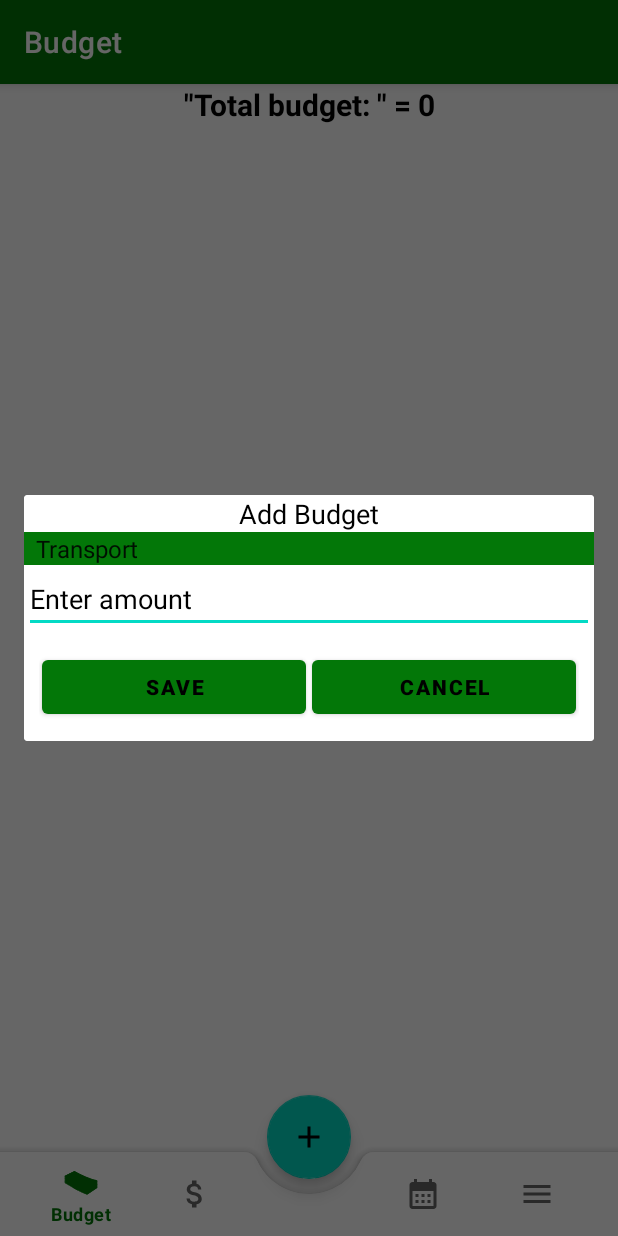
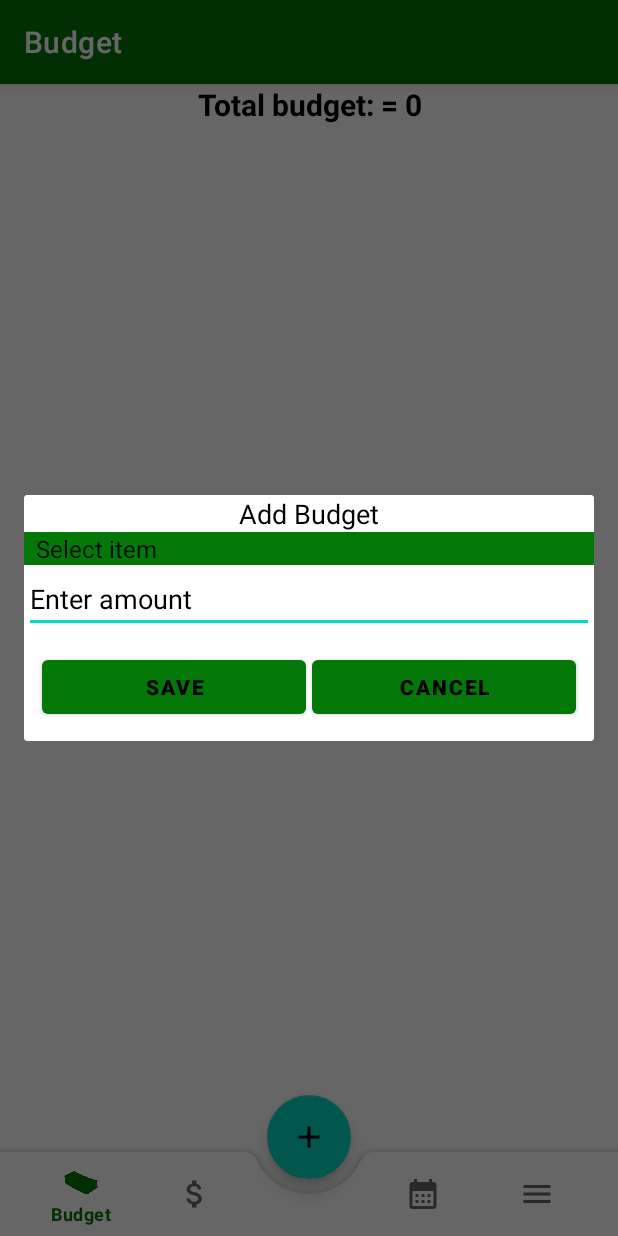
Before and after one commit to simsapopov/BudgetAndrroidApp, an Android app: the MainActivity screen opened directly, with no data from a screen before it, after a tap on an icon or button, on a phone screen of 412 x 824 dp. Run offline under Robolectric (Android 15) with nearby library versions, the phone set to English and light mode, and no system bars; our stand-ins replace Firebase (no records; nobody signed in at launch, a user with empty details on screens opened directly); 1 statement that could not run was skipped.

Commit message:
UserGuide bg-en And fixed errors in BudgetActtivity

```diff
--- a/app/src/main/java/com/example/budget/BudgetActivity.java
+++ b/app/src/main/java/com/example/budget/BudgetActivity.java
@@ -181,8 +181,8 @@ public class BudgetActivity extends AppCompatActivity {
                 if (TextUtils.isEmpty(amount.getText().toString())) {
                     amount.setError("Amount is required");
                     return;
-                }else  if(budgetItem.equals("Select item")){
-                    Toast.makeText(BudgetActivity.this,"Selectt a valid item",Toast.LENGTH_LONG).show();
+                }else  if(budgetItem.equals("Select item")||budgetItem.equals("Категория")){
+                    Toast.makeText(BudgetActivity.this, R.string.select_valid_item ,Toast.LENGTH_LONG).show();
                     return;
                 } else{
                     totalAmount=totalAmount+ Integer.parseInt(amount.getText().toString());
@@ -201,7 +201,7 @@ public class BudgetActivity extends AppCompatActivity {
                     Data data = new Data(budgetItem,id,date,null,Integer.parseInt(budgetAmount),months.getMonths());
                     budgetRef.child(id).setValue(data).addOnCompleteListener(task -> {
                         if(task.isSuccessful()){
-                            Toast.makeText(BudgetActivity.this,"BudgetActivity item added successfuly",Toast.LENGTH_LONG).show();
+                            Toast.makeText(BudgetActivity.this, R.string.budget_added_suc,Toast.LENGTH_LONG).show();
 
                         }else {
                             Toast.makeText(BudgetActivity.this,"Error",Toast.LENGTH_LONG);
--- a/app/src/main/java/com/example/budget/GetRef.java
+++ b/app/src/main/java/com/example/budget/GetRef.java
@@ -16,7 +16,6 @@ public class GetRef {
     public static void deleteExpenseItemByDateAndNotes(String date,String note){
         DatabaseReference ref = FirebaseDatabase.getInstance("https://budgetapp-3b284-default-rtdb.europe-west1.firebasedatabase.app/").getReference("expense").child(onlineUserId);
         Query a =ref.orderByChild("date").equalTo(date).getRef().orderByChild("notes").equalTo(note);
-
 
         a.addListenerForSingleValueEvent(new ValueEventListener() {
             @Override
@@ -38,9 +37,36 @@ public class GetRef {
 
     }
 
+    public static boolean checkRecord() {
+
+        DatabaseReference  nodeRef = FirebaseDatabase.getInstance("https://budgetapp-3b284-default-rtdb.europe-west1.firebasedatabase.app/").getReference("expense").child(onlineUserId);
+        final boolean[] flag = new boolean[1];
+        Query query = nodeRef;
+        query.addListenerForSingleValueEvent(new ValueEventListener() {
+            @Override
+            public void onDataChange(DataSnapshot dataSnapshot) {
+
+                if (dataSnapshot.exists()) {
+
+                    flag[0] = true;
+                } else {
+
+                    flag[0] = false;
+                }
+            }
+
+            @Override
+            public void onCancelled(DatabaseError databaseError) {
+                // Handle error
+            }
+        });
+        return flag[0];
+    }
+
     public static Query getExpenseQuery(String item){
 
         DatabaseReference ref = FirebaseDatabase.getInstance("https://budgetapp-3b284-default-rtdb.europe-west1.firebasedatabase.app/").getReference("expense").child(onlineUserId);
+
         return  ref.orderByChild("item").equalTo(item);
 
     }
--- a/app/src/main/java/com/example/budget/MainActivity.java
+++ b/app/src/main/java/com/example/budget/MainActivity.java
@@ -3,12 +3,14 @@ package com.example.budget;
 import android.content.Intent;
 import android.os.Bundle;
 import android.view.MenuItem;
+import android.widget.TextView;
 
 import androidx.annotation.NonNull;
 import androidx.appcompat.app.AppCompatActivity;
 
 import com.google.android.material.bottomnavigation.BottomNavigationView;
 import com.google.android.material.navigation.NavigationBarView;
+import com.google.firebase.auth.FirebaseAuth;
 
 public class MainActivity extends AppCompatActivity {
 
@@ -22,7 +24,21 @@ public class MainActivity extends AppCompatActivity {
         setContentView(R.layout.activity_main);
         NavigationBarView bottomNavigationView=findViewById(R.id.bottomNavigationView);
         bottomNavigationView.setSelectedItemId(R.id.placeholder);
+        TextView textUsername = findViewById(R.id.TextMainActivity1);
+        TextView textForItemsInsert = findViewById(R.id.TextMainActivity2);
+        StringBuilder username=new StringBuilder() ;
 
+        String email = FirebaseAuth.getInstance().getCurrentUser().getEmail().toString();
+        int index = email.indexOf("@");
+        email = email.substring(0,index);
+        username.append(email);
+        boolean[] result = new boolean[1];
+        ;
+        if(GetRef.checkRecord()){
+            textForItemsInsert.setText(R.string.continue_inserting_main);
+        }
+
+        textUsername.setText(getString(R.string.hello_again)+" "+email);
         getSupportActionBar().hide();
         bottomNavigationView.setOnItemSelectedListener(new NavigationBarView.OnItemSelectedListener() {
             @Override
--- a/app/src/main/res/layout/activity_budget.xml
+++ b/app/src/main/res/layout/activity_budget.xml
@@ -16,7 +16,7 @@
             android:layout_height="wrap_content"
             android:textColor="@color/black"
             android:id="@+id/TotalBudget"
-            android:text="Total amount: 0"
+            android:text="@string/total_budget"
 
             android:textStyle="bold"
             android:gravity="center"
--- a/app/src/main/res/values/strings.xml
+++ b/app/src/main/res/values/strings.xml
@@ -54,7 +54,7 @@
     <string name="budget_menu">Budget</string>
     <string name="expence_menu">Expense-Day</string>
     <string name="spending_for_today">\"Total spending for today= \"</string>
-    <string name="total_budget">\"Total budget: \"</string>
+    <string name="total_budget">Total budget: </string>
     <string name="enter_date_reminder">Enter date from calendar button</string>
     <string name="table_toolbar_text">Table with Budget and Expense</string>
     <string name="spending_calendar_toolbar">Spending for any day</string>
@@ -64,8 +64,15 @@
     <string name="user_guie_3">Second tab is for for adding your spendings.To add expense you must click on the green Button. When you open the tab you will see all your spending\'s for today.</string>
     <string name="user_guide_4">In the third tab you can review your spending\'s from the past.Simply click the Green floating button with calendar image. There you have two options. 1 Only to see spending\'s for chosen day. To do this you only need to fill the date. 2 You can remove expense records by filling the date tabs and the note in the expense record.</string>
     <string name="user_guide_5">In the last tab there is table for all category\'s and their budget and expense</string>
+    <string name="Home">Home</string>
+    <string name="hello_again">Hello again</string>
+    <string name="continue_inserting_main">We cant wait to continue helping you with your Budget</string>
+    <string name="your_first_item_insert_is_waiting_you">Your first item insert is waiting you</string>
+    <string name="budget_added_suc">Budget item added successfully</string>
+    <string name="select_valid_item">Select a valid item</string>
 
     <string-array name="items">
+        <item>Select item</item>
         <item>Transport</item>
         <item>Food</item>
         <item>House</item>
```
Also changed, not shown: app/src/main/res/layout/activity_main.xml (+6 -6 lines), 1 other file.
